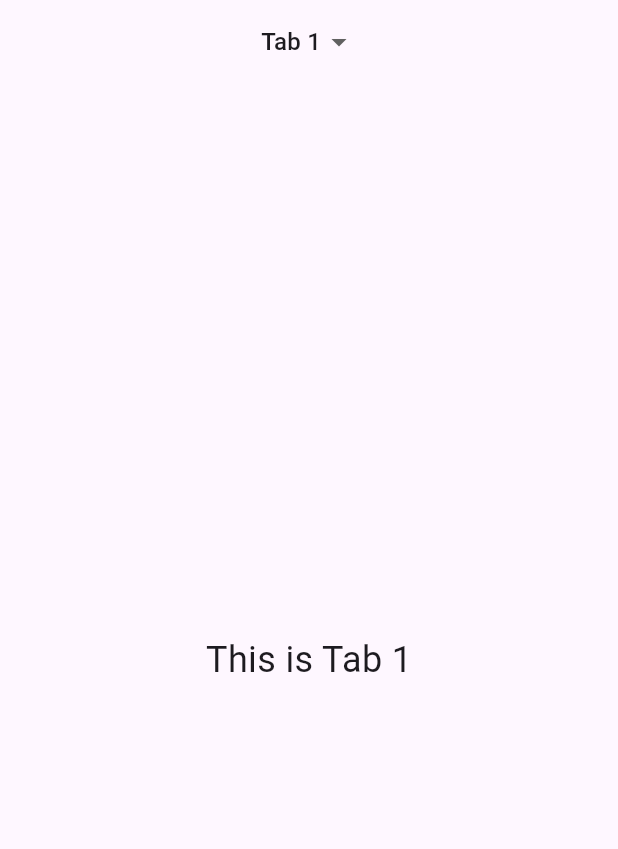
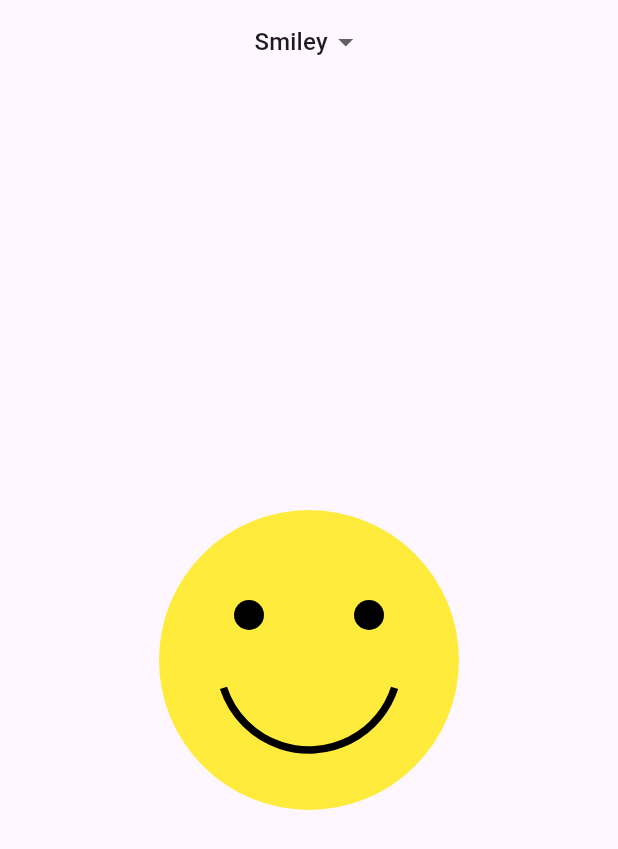
Before and after one commit to NovaAlvrx/activity4, a Flutter app: the screen it shows after launch, on a phone screen of 412 x 824 dp. Shown: the top 849 px of the screen. Run offline on Flutter 3.47's test engine with Material 3 defaults, Android fonts, the phone set to English and light mode, and no system bars.

Commit message:
created a smiley face class & added it to tab 1

```diff
--- a/lib/main.dart
+++ b/lib/main.dart
@@ -10,7 +10,7 @@ class MyApp extends StatelessWidget {
   @override
   Widget build(BuildContext context) {
     return MaterialApp(
-      title: 'Dropdown Tab Navigation',
+      title: 'Emoji Tabs',
       theme: ThemeData(primarySwatch: Colors.blue),
       home: const TabDropdownExample(),
     );
@@ -28,7 +28,7 @@ class _TabDropdownExampleState extends State<TabDropdownExample>
     with SingleTickerProviderStateMixin {
   late TabController _tabController;
   int _selectedIndex = 0;
-  final List<String> _tabs = ["Tab 1", "Tab 2", "Tab 3", "Tab 4"];
+  final List<String> _tabs = ["Smiley", "Tab 2", "Tab 3", "Tab 4"];
 
   @override
   void initState() {
@@ -48,7 +48,7 @@ class _TabDropdownExampleState extends State<TabDropdownExample>
       appBar: AppBar(
         title: DropdownButton<int>(
           value: _selectedIndex,
-          underline: const SizedBox(), // removes default underline
+          underline: const SizedBox(),
           items: List.generate(
             _tabs.length,
             (index) => DropdownMenuItem(
@@ -70,21 +70,51 @@ class _TabDropdownExampleState extends State<TabDropdownExample>
       body: TabBarView(
         controller: _tabController,
         children: [
-          _buildTabContent("This is Tab 1"),
-          _buildTabContent("This is Tab 2"),
-          _buildTabContent("This is Tab 3"),
-          _buildTabContent("This is Tab 4"),
+          // tab 1 (smiley face)
+          CustomPaint(
+            painter: SmileyPainter(),
+            child: Container(),
+          ),
+          // other tabs
+          Center(child: Text("Tab 2", style: TextStyle(fontSize: 24))),
+          Center(child: Text("Tab 3", style: TextStyle(fontSize: 24))),
+          Center(child: Text("Tab 4", style: TextStyle(fontSize: 24))),
         ],
       ),
     );
   }
+}
 
-  Widget _buildTabContent(String text) {
-    return Center(
-      child: Text(
-        text,
-        style: const TextStyle(fontSize: 24),
-      ),
-    );
+// CustomPainter for a simple smiley face
+class SmileyPainter extends CustomPainter {
+  @override
+  void paint(Canvas canvas, Size size) {
+    final centerX = size.width / 2;
+    final centerY = size.height / 2;
+    final faceRadius = 100.0;
+
+    // Face circle
+    final facePaint = Paint()
+      ..color = Colors.yellow
+      ..style = PaintingStyle.fill;
+    canvas.drawCircle(Offset(centerX, centerY), faceRadius, facePaint);
+
+    // Eyes
+    final eyePaint = Paint()
+      ..color = Colors.black
+      ..style = PaintingStyle.fill;
+    canvas.drawCircle(Offset(centerX - 40, centerY - 30), 10, eyePaint);
+    canvas.drawCircle(Offset(centerX + 40, centerY - 30), 10, eyePaint);
+
+    // Smile (arc)
+    final smilePaint = Paint()
+      ..color = Colors.black
+      ..style = PaintingStyle.stroke
+      ..strokeWidth = 5;
+    final smileRect = Rect.fromCircle(center: Offset(centerX, centerY), radius: 60);
+    canvas.drawArc(smileRect, 0.1 * 3.14, 0.8 * 3.14, false, smilePaint);
   }
+
+  @override
+  bool shouldRepaint(covariant CustomPainter oldDelegate) => false;
 }
```
